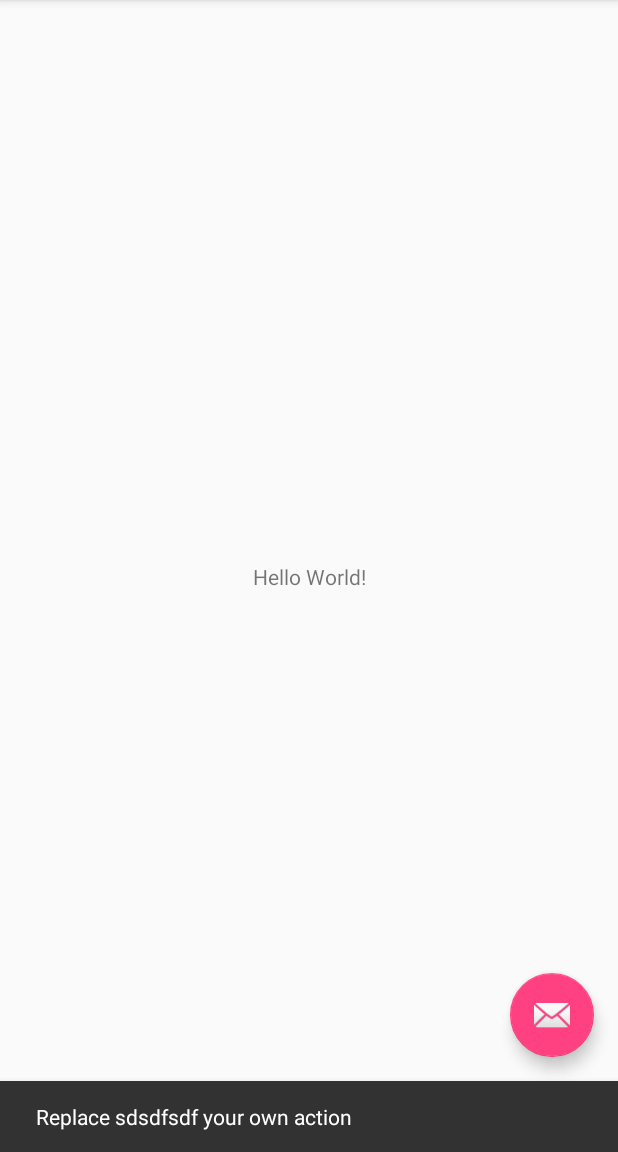
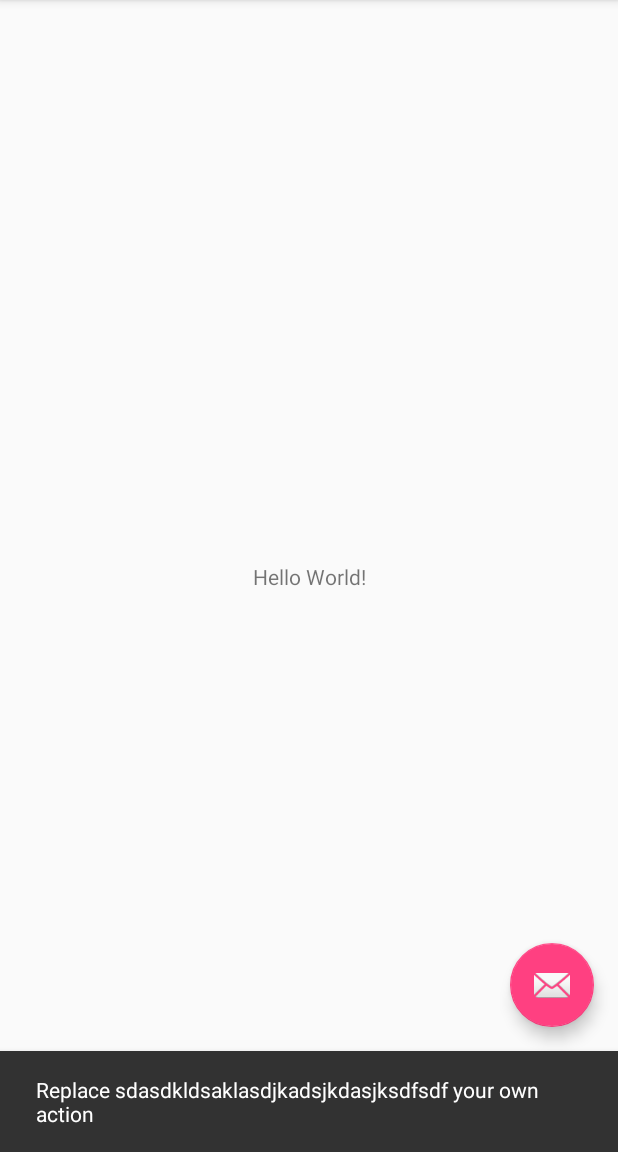
Before and after one commit to alanvilledaramirez/jenkins-test, an Android app: the screen it shows after launch (MainActivity), after a tap on an icon or button, on a phone screen of 412 x 824 dp, the part 84-1236 px from its top. Run offline under Robolectric (Android 15) with nearby library versions, the phone set to English and light mode, and no system bars.

Commit message:
Hola jenkins

```diff
--- a/app/src/main/java/com/rasterstudios/prueba_jenkins/MainActivity.java
+++ b/app/src/main/java/com/rasterstudios/prueba_jenkins/MainActivity.java
@@ -22,7 +22,7 @@ public class MainActivity extends AppCompatActivity {
         fab.setOnClickListener(new View.OnClickListener() {
             @Override
             public void onClick(View view) {
-                Snackbar.make(view, "Replace sdsdfsdf your own action", Snackbar.LENGTH_LONG)
+                Snackbar.make(view, "Replace sdasdkldsaklasdjkadsjkdasjksdfsdf your own action", Snackbar.LENGTH_LONG)
                         .setAction("Action", null).show();
             }
         });
```
